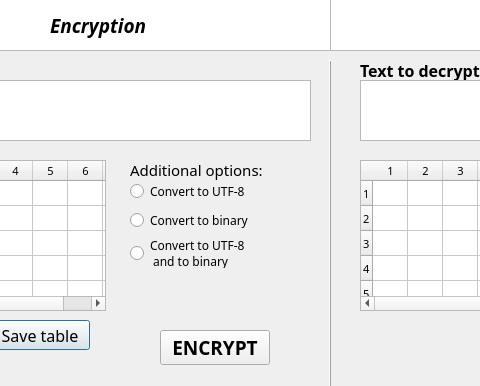
Old version of the form polybius.ui in the repository KrGDarkSide/encryptor; both pictures show x 140 to 620 and y 0 to 386 of the 950 by 498 pixel window.
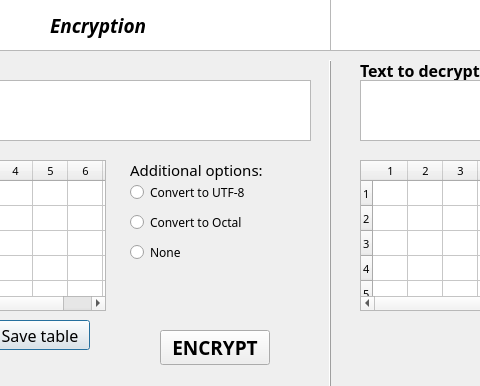
New version of the form.

Commit message: Polybius - additional encryption to octal.

```diff
--- a/polybius.ui
+++ b/polybius.ui
@@ -940,7 +940,7 @@
        <cursorShape>PointingHandCursor</cursorShape>
       </property>
       <property name="text">
-       <string>Convert to binary</string>
+       <string>Convert to Octal</string>
       </property>
      </widget>
     </item>
@@ -956,8 +956,7 @@
        <cursorShape>PointingHandCursor</cursorShape>
       </property>
       <property name="text">
-       <string>Convert to UTF-8 
- and to binary</string>
+       <string>None</string>
       </property>
      </widget>
     </item>
```
The commit also changes 1 other file.
